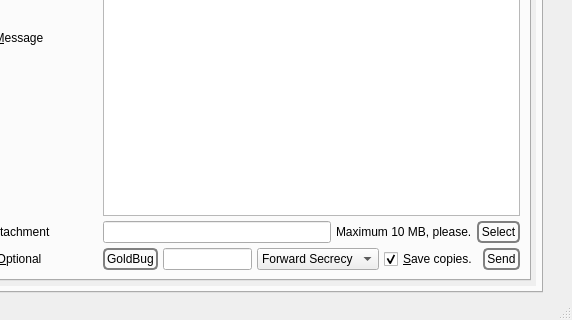
textbrowser/spot-on, file branches/trunk/GoldBug-UI/controlcenter.ui: the form before one commit; both pictures show x 88 to 660 and y 480 to 800 of the 660 by 800 pixel window.
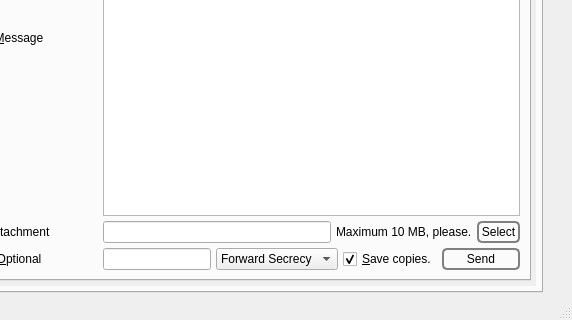
The form after the commit. The open tabs and pages were chosen to show the change. Icons and pictures are not drawn. Custom widgets are drawn as their Qt base class.

Commit message: Changed Gold Bug mechanism.

The edit to the form file:
```diff
--- a/branches/trunk/GoldBug-UI/controlcenter.ui
+++ b/branches/trunk/GoldBug-UI/controlcenter.ui
@@ -2355,43 +2355,12 @@
                      <number>5</number>
                     </property>
                     <item>
-                     <widget class="QPushButton" name="generateGoldBug">
+                     <widget class="QLineEdit" name="goldbug">
                       <property name="toolTip">
                        <string>&lt;html&gt;&lt;head/&gt;&lt;body&gt;&lt;p&gt;Bundle the e-mail in an additional layer of AES-256 encryption. Do remember to notify all recipients of the key.&lt;/p&gt;&lt;/body&gt;&lt;/html&gt;</string>
                       </property>
-                      <property name="styleSheet">
-                       <string notr="true">QPushButton {
- border: 2px solid gray;
- background-color: qlineargradient(x1: 0, y1: 0, x2: 0, y2: 1,
-                                   stop: 0 #E0E0E0, stop: 1 #FFFFFF);
- border-radius: 5px;
-
- padding: 2px;
- }
-
-
-QPushButton:hover { 
-background-color: qlineargradient(x1: 0, y1: 0, x2: 0, y2: 1,
-                                   stop: 0 rgb(254,229,172), stop: 1 #FFFFFF);
-background-position: top center; } 
-
-QPushButton:pressed {
-     background-color: darkgrey;
-     border-style: inset;
- }</string>
-                      </property>
-                      <property name="text">
-                       <string>GoldBug</string>
-                      </property>
-                      <property name="icon">
-                       <iconset resource="../Icons/icons.qrc">
-                        <normaloff>:/Logo/goldbug.png</normaloff>:/Logo/goldbug.png</iconset>
-                      </property>
                      </widget>
                     </item>
-                    <item>
-                     <widget class="QLineEdit" name="goldbug"/>
-                    </item>
                     <item>
                      <widget class="QComboBox" name="email_fs_gb">
                       <property name="currentIndex">
```
Left out of the diff: 1 changed line with no effect on the pictures. The commit also changes 8 other files.
